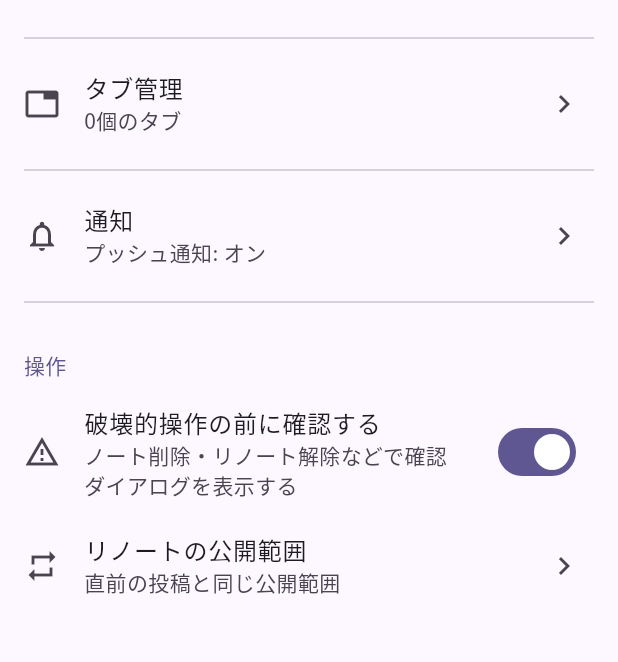
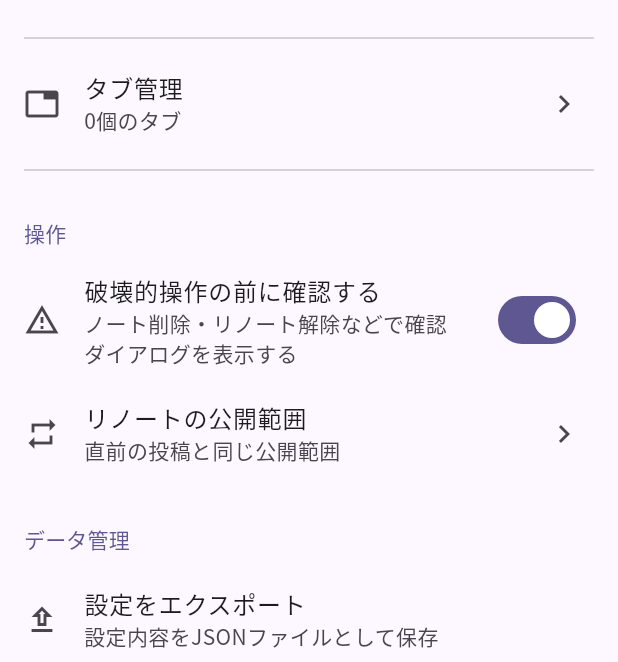
Before and after one commit to kasu-me/Coerie, a Flutter app: the SettingsScreen screen opened by its route, on a phone screen of 412 x 824 dp, the part 574-1236 px from its top. Run offline on Flutter 3.47's test engine with Material 3 defaults, Android fonts, the light colour scheme and no system bars; our stand-ins replace app_links, cached_network_image, chewie, dio, file_picker, flutter_cache_manager and 9 more; missing offline and left inert: mfm_parser, wechat_assets_picker; accounts and stored records are empty.

Commit message:
fix: 通知設定への導線を削除
プッシュ通知の方針が決定できないため、機能していない設定画面への導線を一時的に削除

```diff
--- a/lib/features/settings/settings_screen.dart
+++ b/lib/features/settings/settings_screen.dart
@@ -84,16 +84,16 @@ class SettingsScreen extends ConsumerWidget {
           const Divider(indent: 16, endIndent: 16),
 
           // --- 通知 ---
-          ListTile(
-            leading: const Icon(Icons.notifications_outlined),
-            title: const Text('通知'),
-            subtitle: Text(
-              settings.notificationsEnabled ? 'プッシュ通知: オン' : 'プッシュ通知: オフ',
-            ),
-            trailing: const Icon(Icons.chevron_right),
-            onTap: () => context.push('/settings/notifications'),
-          ),
-          const Divider(indent: 16, endIndent: 16),
+          // ListTile(
+          //   leading: const Icon(Icons.notifications_outlined),
+          //   title: const Text('通知'),
+          //   subtitle: Text(
+          //     settings.notificationsEnabled ? 'プッシュ通知: オン' : 'プッシュ通知: オフ',
+          //   ),
+          //   trailing: const Icon(Icons.chevron_right),
+          //   onTap: () => context.push('/settings/notifications'),
+          // ),
+          // const Divider(indent: 16, endIndent: 16),
 
           // --- 操作 ---
           SectionHeader('操作'),
```
